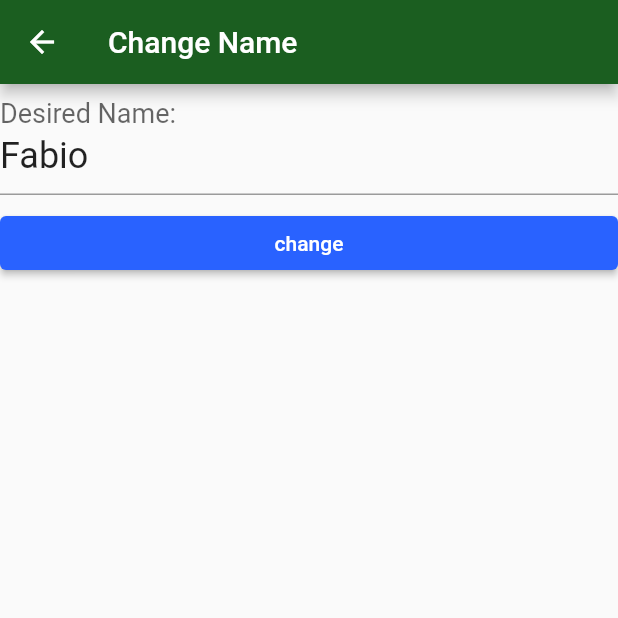
After one commit to camposFabio/bytebank, a Flutter app: the screen it shows after launch, after a tap on "Change name", on a phone screen of 412 x 824 dp, the top half of it. The commit adds this screen. Run offline on Flutter 3.47's test engine with Material 2 defaults, Android fonts, the phone set to English and light mode, and no system bars; our stand-ins replace flutter_bloc, sqflite; missing offline and left inert: http_interceptor; accounts and stored records are empty.

Commit message:
04.02 -  Streams de programação reativa com BLoC

```diff
--- /dev/null
+++ b/lib/components/bytebank_theme.dart
@@ -0,0 +1,15 @@
+import 'package:flutter/material.dart';
+
+final bytebanktheme = ThemeData(
+  primaryColor: Colors.green.shade900,
+  colorScheme: ColorScheme.fromSwatch().copyWith(
+    primary: Colors.green.shade900,
+    secondary: Colors.blueAccent.shade700,
+  ),
+  elevatedButtonTheme: ElevatedButtonThemeData(
+    style: ButtonStyle(
+      backgroundColor:
+          MaterialStateProperty.all<Color>(Colors.blueAccent.shade700),
+    ),
+  ),
+);
--- a/lib/components/components.dart
+++ b/lib/components/components.dart
@@ -2,3 +2,6 @@ export 'progress.dart';
 export 'centered_message.dart';
 export 'transaction_auth_dialog.dart';
 export 'response_dialog.dart';
+export 'bytebank_theme.dart';
+export 'container.dart';
+export 'error.dart';
--- /dev/null
+++ b/lib/components/container.dart
@@ -0,0 +1,13 @@
+import 'package:flutter/material.dart';
+
+abstract class BlocContainer extends StatelessWidget {
+  const BlocContainer({Key? key}) : super(key: key);
+}
+
+void push(BuildContext blocContext, BlocContainer container) {
+  Navigator.of(blocContext).push(
+    MaterialPageRoute(
+      builder: (context) => container,
+    ),
+  );
+}
--- a/lib/main.dart
+++ b/lib/main.dart
@@ -1,8 +1,22 @@
 import 'package:bytebank/screens/screens.dart';
+import 'package:flutter/foundation.dart';
 import 'package:flutter/material.dart';
+import 'package:flutter_bloc/flutter_bloc.dart';
+
+import 'components/components.dart';
 
 void main() {
   runApp(const BytebankApp());
+}
+
+class LogObserver extends BlocObserver {
+  @override
+  void onChange(BlocBase bloc, Change change) {
+    if (kDebugMode) {
+      print('${bloc.runtimeType} > $change');
+    }
+    super.onChange(bloc, change);
+  }
 }
 
 class BytebankApp extends StatelessWidget {
@@ -10,21 +24,12 @@ class BytebankApp extends StatelessWidget {
 
   @override
   Widget build(BuildContext context) {
+    Bloc.observer = LogObserver();
+
     return MaterialApp(
-      theme: ThemeData(
-        primaryColor: Colors.green.shade900,
-        colorScheme: ColorScheme.fromSwatch().copyWith(
-          primary: Colors.green.shade900,
-          secondary: Colors.blueAccent.shade700,
-        ),
-        elevatedButtonTheme: ElevatedButtonThemeData(
-          style: ButtonStyle(
-            backgroundColor:
-                MaterialStateProperty.all<Color>(Colors.blueAccent.shade700),
-          ),
-        ),
-      ),
-      home: const Dashboard(),
+      theme: bytebanktheme,
+      home: const DashboardContainer(),
+      //const Dashboard(),
     );
   }
 }
--- a/lib/models/models.dart
+++ b/lib/models/models.dart
@@ -1,2 +1,3 @@
 export 'contact.dart';
 export 'transaction.dart';
+export 'name.dart';
--- /dev/null
+++ b/lib/models/name.dart
@@ -0,0 +1,9 @@
+import 'package:flutter_bloc/flutter_bloc.dart';
+
+// O stado é uma única String
+// Poderia ser um perfil com diversos valores
+class NameCubit extends Cubit<String> {
+  NameCubit(String nome) : super(nome);
+
+  void change(String name) => emit(name);
+}
--- a/lib/screens/dashboard.dart
+++ b/lib/screens/dashboard.dart
@@ -1,17 +1,38 @@
+import 'package:bytebank/components/components.dart';
+import 'package:bytebank/models/models.dart';
 import 'package:bytebank/screens/contacts_list.dart';
+import 'package:bytebank/screens/name.dart';
 import 'package:bytebank/screens/screens.dart';
 import 'package:flutter/material.dart';
+import 'package:flutter_bloc/flutter_bloc.dart';
 
-class Dashboard extends StatelessWidget {
-  const Dashboard({Key? key}) : super(key: key);
+class DashboardContainer extends BlocContainer {
+  const DashboardContainer({Key? key}) : super(key: key);
+
+  @override
+  Widget build(BuildContext context) {
+    return BlocProvider(
+      create: (_) => NameCubit('Fabio'),
+      child: const DashboardView(),
+    );
+  }
+}
+
+class DashboardView extends StatelessWidget {
+  const DashboardView({Key? key}) : super(key: key);
 
   @override
   Widget build(BuildContext context) {
     return Scaffold(
       appBar: AppBar(
-        title: const Text('Dashboard'),
+        // misturando um blockbuilder (que é um observador de eventos) com UI
+        title: BlocBuilder<NameCubit, String>(
+          builder: (context, state) => Text('Welcome $state'),
         ),
-      body: Column(
+      ),
+      body: ListView(
+        children: [
+          Column(
             mainAxisAlignment: MainAxisAlignment.spaceBetween,
             crossAxisAlignment: CrossAxisAlignment.start,
             children: [
@@ -34,25 +55,43 @@ class Dashboard extends StatelessWidget {
                       icon: Icons.description,
                       onClick: () => _showTransactionsList(context),
                     ),
+                    _FeatureItem(
+                      name: 'Change name',
+                      icon: Icons.person_outline,
+                      onClick: () => _showChangeName(context),
+                    ),
                   ],
                 ),
               ),
             ],
           ),
+        ],
+      ),
     );
   }
+
+  void _showContactsList(BuildContext blocContext) {
+    push(blocContext, const ContactsListContainer());
   }
 
-void _showContactsList(BuildContext context) {
-  Navigator.of(context).push(MaterialPageRoute(
-    builder: (context) => const ContactsList(),
-  ));
+  void _showChangeName(BuildContext blocContext) {
+    Navigator.of(blocContext).push(
+      MaterialPageRoute(
+        builder: (context) => BlocProvider.value(
+          value: BlocProvider.of<NameCubit>(blocContext),
+          child: const NameContainer(),
+        ),
+      ),
+    );
   }
 
-void _showTransactionsList(BuildContext context) {
-  Navigator.of(context).push(MaterialPageRoute(
+  void _showTransactionsList(BuildContext blocContext) {
+    Navigator.of(blocContext).push(
+      MaterialPageRoute(
         builder: (context) => const TransactionsList(),
-  ));
+      ),
+    );
+  }
 }
 
 class _FeatureItem extends StatelessWidget {
@@ -97,7 +136,8 @@ class _FeatureItem extends StatelessWidget {
                     ),
                   ),
                 ],
-                )),
+              ),
+            ),
           ),
         ),
       ),
--- /dev/null
+++ b/lib/screens/name.dart
@@ -0,0 +1,58 @@
+import 'package:bytebank/components/components.dart';
+import 'package:bytebank/models/models.dart';
+import 'package:flutter/material.dart';
+import 'package:flutter_bloc/flutter_bloc.dart';
+
+class NameContainer extends BlocContainer {
+  const NameContainer({Key? key}) : super(key: key);
+
+  @override
+  Widget build(BuildContext context) {
+    return NameView();
+  }
+}
+
+class NameView extends StatelessWidget {
+  final TextEditingController _nameController = TextEditingController();
+
+  NameView({Key? key}) : super(key: key);
+
+  @override
+  Widget build(BuildContext context) {
+    // Não tem problema esta abordagem
+    // pois não vamos fazer um rebuild quando o estado é alterado
+    _nameController.text = context.read<NameCubit>().state;
+    return Scaffold(
+      appBar: AppBar(
+        title: const Text('Change Name'),
+      ),
+      body: Column(
+        children: [
+          TextField(
+            controller: _nameController,
+            decoration: const InputDecoration(
+              labelText: 'Desired Name:',
+            ),
+            style: const TextStyle(
+              fontSize: 24,
+            ),
+          ),
+          Padding(
+            padding: const EdgeInsets.only(top: 8),
+            child: SizedBox(
+              width: double.maxFinite,
+              child: ElevatedButton(
+                child: const Text('change'),
+                onPressed: () {
+                  final name = _nameController.text;
+                  context.read<NameCubit>().change(name);
+                  Navigator.pop(context);
+                },
+              ),
+            ),
+          ),
+        ],
+      ),
+    );
+  }
+}
--- a/pubspec.yaml
+++ b/pubspec.yaml
@@ -39,6 +39,7 @@ dependencies:
   http: ^0.13.4
   http_interceptor: ^1.0.2
   uuid: ^3.0.5
+  flutter_bloc: ^7.3.1
 
 dev_dependencies:
   flutter_test:
```
Also changed, not shown: lib/components/error.dart (added, +15 -0 lines), lib/components/progress.dart (+17 -1 lines), lib/screens/contacts_list.dart (+81 -32 lines), lib/screens/counter.dart (added, +69 -0 lines), lib/screens/transaction_form.dart (+122 -85 lines), pubspec.lock. Lines whose indentation alone changed are shown as unchanged.
